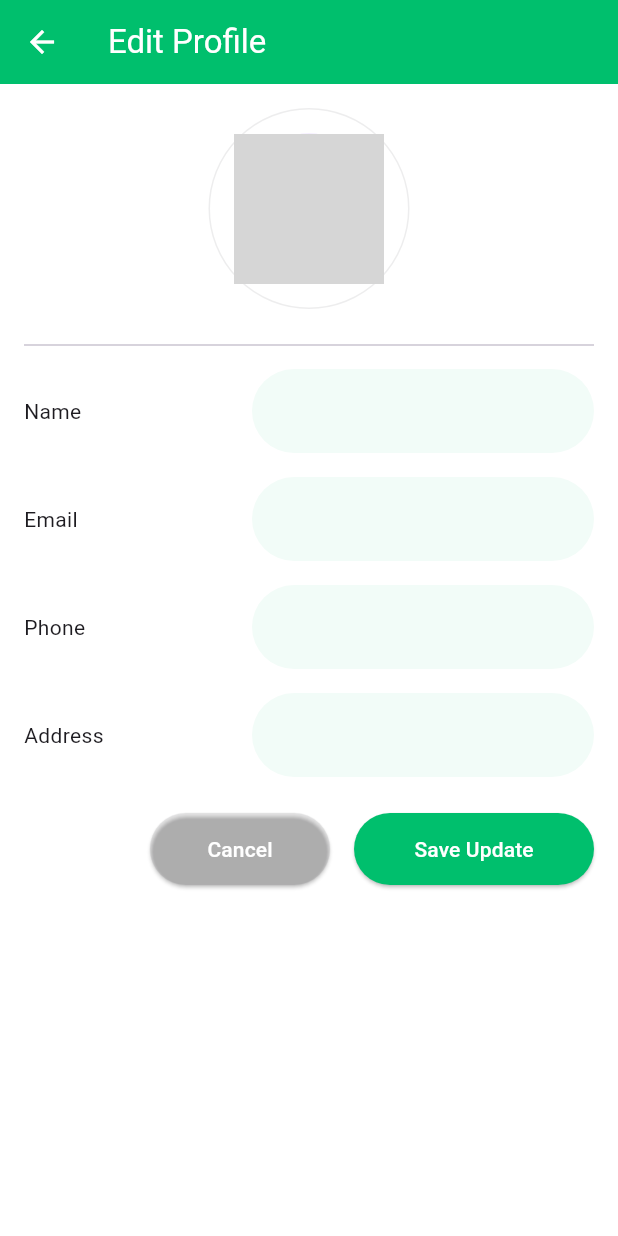
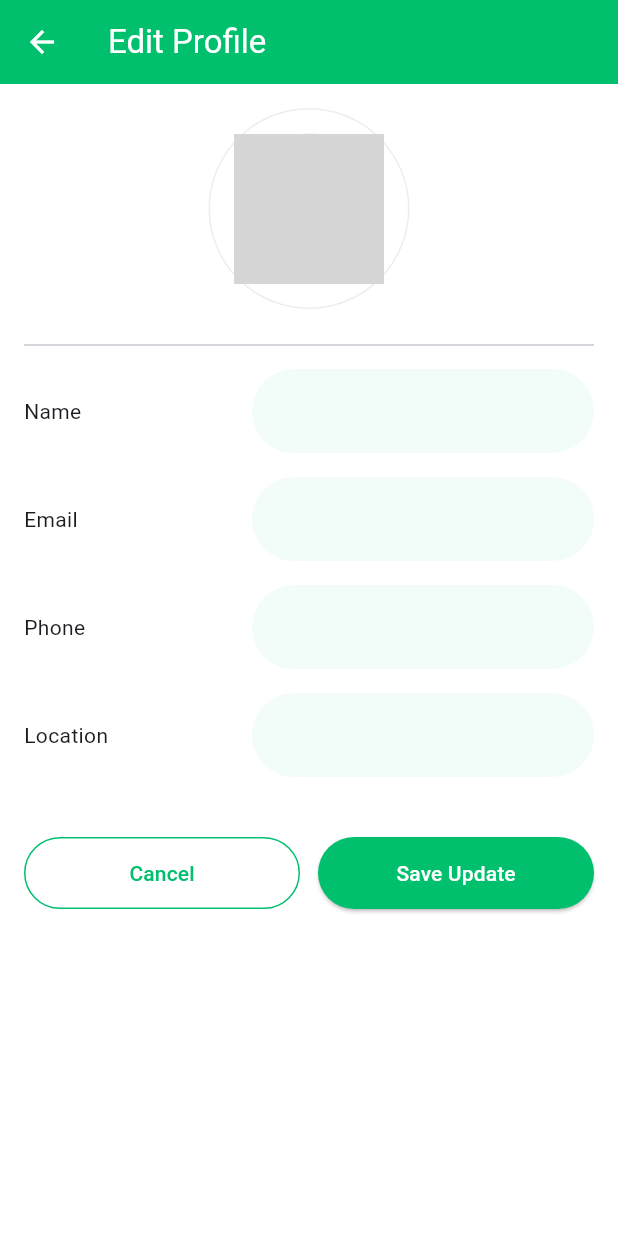
Before and after one commit to mohammadshouaib/flutter_application_1, a Flutter app: the ProfileScreen screen opened directly, after a tap on "Edit Profile", on a phone screen of 412 x 824 dp. Run offline on Flutter 3.47's test engine with Material 3 defaults, Android fonts, the phone set to English and light mode, and no system bars; our stand-ins replace cloud_firestore, firebase_auth, firebase_core, google_sign_in; accounts and stored records are empty; network calls fail; grey boxes are pictures that could not be loaded.

Commit message:
worked with UI of profile and reset password

```diff
--- a/lib/Profile/editprofile.dart
+++ b/lib/Profile/editprofile.dart
@@ -16,7 +16,8 @@ class _EditProfileScreenState extends State<EditProfileScreen> {
   late final TextEditingController _fullNameController;
   late final TextEditingController _emailController;
   late final TextEditingController _phoneController;
-  late final TextEditingController _addressController;
+  late final TextEditingController _locationController;
+
 
   final _formKey = GlobalKey<FormState>();
   bool _isUpdating = false;
@@ -27,7 +28,7 @@ class _EditProfileScreenState extends State<EditProfileScreen> {
     _fullNameController = TextEditingController(text: widget.userData['fullName']);
     _emailController = TextEditingController(text: widget.userData['email']);
     _phoneController = TextEditingController(text: widget.userData['phone']);
-    _addressController = TextEditingController(
+    _locationController = TextEditingController(
       text: widget.userData['address'] ?? 'Empty'
     );
   }
@@ -37,7 +38,7 @@ class _EditProfileScreenState extends State<EditProfileScreen> {
     _fullNameController.dispose();
     _emailController.dispose();
     _phoneController.dispose();
-    _addressController.dispose();
+    _locationController.dispose();
     super.dispose();
   }
 
@@ -55,7 +56,7 @@ class _EditProfileScreenState extends State<EditProfileScreen> {
             'fullName': _fullNameController.text,
             'email': _emailController.text,
             'phone': _phoneController.text,
-            'address': _addressController.text,
+            'address': _locationController.text,
             'updatedAt': DateTime.now(),
           });
 
@@ -153,9 +154,9 @@ class _EditProfileScreenState extends State<EditProfileScreen> {
                     ),
                   ),
                   UserInfoEditField(
-                    text: "Address",
+                    text: "Location",
                     child: TextFormField(
-                      controller: _addressController,
+                      controller: _locationController,
                       decoration: InputDecoration(
                         filled: true,
                         fillColor: const Color(0xFF00BF6D).withOpacity(0.05),
@@ -171,35 +172,46 @@ class _EditProfileScreenState extends State<EditProfileScreen> {
                 ],
               ),
               const SizedBox(height: 16.0),
-              Row(
+              Padding(
+                    padding: const EdgeInsets.only(top: 16.0),
+                    child: LayoutBuilder(
+                      builder: (context, constraints) {
+                        // Calculate button width based on available space
+                        final availableWidth = constraints.maxWidth;
+                        final buttonWidth = (availableWidth - 12) / 2; // Subtract spacing
+
+                        return Row(
                           mainAxisAlignment: MainAxisAlignment.end,
                           children: [
+                            // Reset Password Button
                             SizedBox(
-                    width: 120,
-                    child: ElevatedButton(
-                      onPressed: () => Navigator.pop(context),
-                      style: ElevatedButton.styleFrom(
-                        backgroundColor: Theme.of(context)
-                            .textTheme
-                            .bodyLarge!
-                            .color!
-                            .withOpacity(0.08),
-                        foregroundColor: Colors.white,
+                              width: buttonWidth,
+                              child: OutlinedButton(
+                                style: OutlinedButton.styleFrom(
+                                  foregroundColor: const Color(0xFF00BF6D),
+                                  side: const BorderSide(color: Color(0xFF00BF6D)),
                                   minimumSize: const Size(double.infinity, 48),
                                   shape: const StadiumBorder(),
+                                  padding: const EdgeInsets.symmetric(horizontal: 16, vertical: 12),
                                 ),
+                                onPressed: () {Navigator.pop(context);
+                                },
                                 child: const Text("Cancel"),
                               ),
                             ),
-                  const SizedBox(width: 16.0),
+
+                            const SizedBox(width: 12),
+
+                            // Edit Profile Button
                             SizedBox(
-                    width: 160,
+                              width: buttonWidth,
                               child: ElevatedButton(
                                 style: ElevatedButton.styleFrom(
                                   backgroundColor: const Color(0xFF00BF6D),
                                   foregroundColor: Colors.white,
                                   minimumSize: const Size(double.infinity, 48),
                                   shape: const StadiumBorder(),
+                                  padding: const EdgeInsets.symmetric(horizontal: 16, vertical: 12),
                                 ),
                                 onPressed: _isUpdating ? null : _updateProfile,
                                 child: _isUpdating
@@ -208,6 +220,9 @@ class _EditProfileScreenState extends State<EditProfileScreen> {
                               ),
                             ),
                           ],
+                        );
+                      },
+                    ),
                   ),
             ],
           ),
--- a/lib/Profile/profile.dart
+++ b/lib/Profile/profile.dart
@@ -1,5 +1,6 @@
 import 'package:flutter/material.dart';
 import 'package:flutter_application_1/Login/Signup/resetpass.dart';
+import 'package:flutter_application_1/Profile/changePassword.dart';
 import 'package:flutter_application_1/Profile/editprofile.dart';
 import 'package:firebase_auth/firebase_auth.dart';
 import 'package:cloud_firestore/cloud_firestore.dart';
@@ -145,7 +146,7 @@ Widget build(BuildContext context) {
                                   await Navigator.push(
                                     context,
                                     MaterialPageRoute(
-                                      builder: (context) => ResetPasswordScreen(
+                                      builder: (context) => ChangePasswordScreen(
                                         email: userData['email'],
                                       ),
                                     ),
```
Also changed, not shown: lib/Profile/changePassword.dart (added, +199 -0 lines), lib/services/changepassword.dart (+200 -200 lines). Lines whose indentation alone changed are shown as unchanged.
